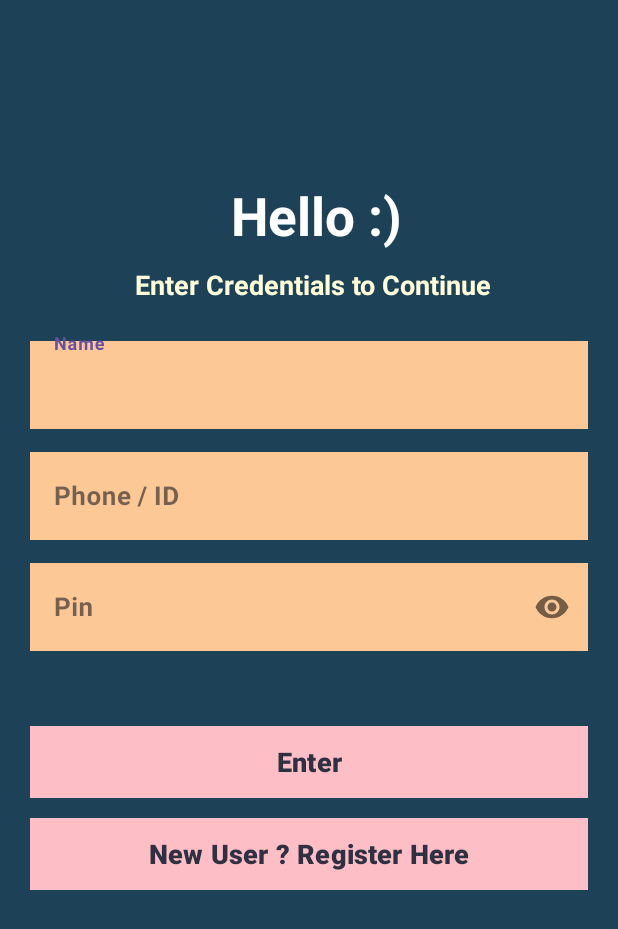
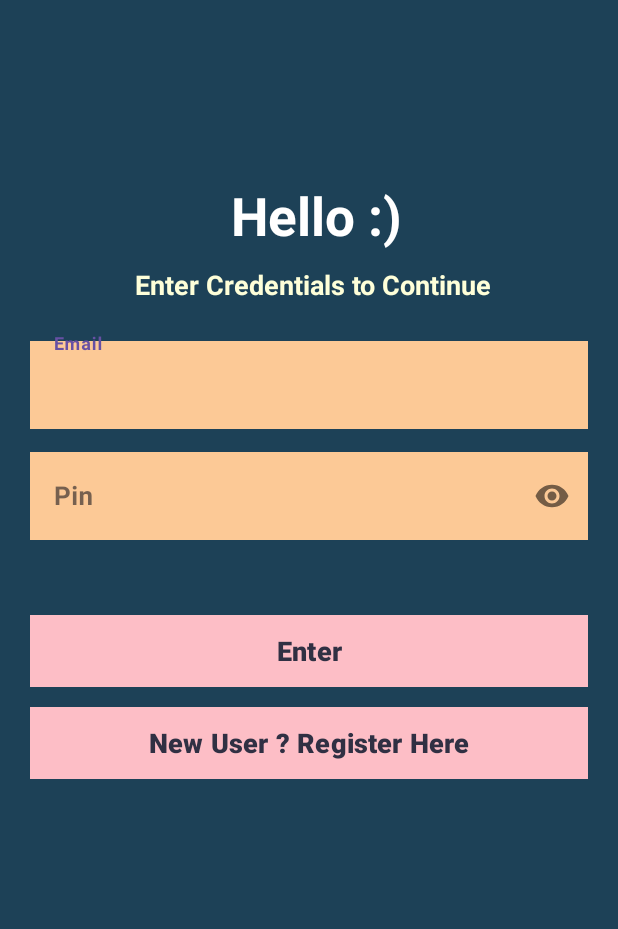
Before and after one commit to C-loud-Nine/BookWise_SWE-Library-Management-Project, an Android app: the screen it shows after launch (User_Login), after a tap on "User Login", on a phone screen of 412 x 824 dp. Shown: the top 929 px of the screen. Run offline under Robolectric (Android 15) with nearby library versions, the phone set to English and light mode, and no system bars; our stand-ins replace Firebase (no records; nobody signed in at launch, a user with empty details on screens opened directly).

Commit message:
User LogIn and use of Singleton Pattern

```diff
--- a/app/src/main/java/com/example/bookwisesweproject/User_Login.java
+++ b/app/src/main/java/com/example/bookwisesweproject/User_Login.java
@@ -1,31 +1,60 @@
 package com.example.bookwisesweproject;
 
+import androidx.annotation.NonNull;
 import androidx.appcompat.app.AppCompatActivity;
 import android.content.Intent;
 import android.os.Bundle;
+import android.util.Patterns;
 import android.view.View;
 import android.view.WindowManager;
+import android.widget.Toast;
 
+import com.google.android.gms.tasks.OnCompleteListener;
+import com.google.android.gms.tasks.Task;
 import com.google.android.material.button.MaterialButton;
+import com.google.android.material.textfield.TextInputEditText;
+import com.google.firebase.auth.AuthResult;
+import com.google.firebase.auth.FirebaseAuth;
+import com.google.firebase.auth.FirebaseUser;
 
 public class User_Login extends AppCompatActivity {
 
+    private FirebaseAuth firebaseAuth;
+    private TextInputEditText Email, password;
+    MaterialButton loginButton;
+    @Override
+    public void onStart() {
+        super.onStart();
+        // Check if user is signed in (non-null) and update UI accordingly.
+        FirebaseUser currentUser = firebaseAuth.getCurrentUser();
+        if(currentUser != null){
+            //reload();
+            Toast.makeText(User_Login.this, "Log In Successful", Toast.LENGTH_SHORT).show();
+            startActivity(new Intent(User_Login.this, User_Dash.class));
+            finish();
+        }
+    }
     @Override
     protected void onCreate(Bundle savedInstanceState) {
         super.onCreate(savedInstanceState);
         getWindow().setFlags(WindowManager.LayoutParams.FLAG_FULLSCREEN, WindowManager.LayoutParams.FLAG_FULLSCREEN);
         setContentView(R.layout.activity_user_login);
 
-        MaterialButton loginButton = findViewById(R.id.btnlogin);
+        firebaseAuth = FirebaseAuth.getInstance();
+        loginButton = findViewById(R.id.btnlogin);
         MaterialButton registerButton = findViewById(R.id.callreg);
+
+        Email = findViewById(R.id.email);
+        password = findViewById(R.id.pin);
 
         loginButton.setOnClickListener(new View.OnClickListener() {
             @Override
             public void onClick(View v) {
                 // Perform login functionality here
                 // For demonstration purposes, let's just navigate to another activity
-                Intent intent = new Intent(User_Login.this, User_Dash.class);
-                startActivity(intent);
+                /*Intent intent = new Intent(User_Login.this, User_Dash.class);
+                startActivity(intent);*/
+                SignIN();
             }
         });
 
@@ -37,5 +66,48 @@ public class User_Login extends AppCompatActivity {
                 startActivity(intent);
             }
         });
+
+    }
+
+    private void SignIN() {
+
+        String email = Email.getText().toString().trim();
+        String Password = password.getText().toString().trim();
+
+        if(email.isEmpty()){
+            Email.setError("Enter Email");
+            Email.requestFocus();
+            return;
+        }
+        if(!Patterns.EMAIL_ADDRESS.matcher(email).matches()){
+            Email.setError("Enter a valid email");
+            Email.requestFocus();
+            return;
+        }
+        if(Password.isEmpty()){
+            password.setError("Enter password");
+            password.requestFocus();
+            return;
+        }
+        loginButton.setClickable(false); //Onek bar click korle onek bar sign in hoye jawa bondho kore.
+
+        //  User Login
+            firebaseAuth.signInWithEmailAndPassword(email, Password).addOnCompleteListener(new OnCompleteListener<AuthResult>() {
+                @Override
+                public void onComplete(@NonNull Task<AuthResult> task) {
+                    if (task.isSuccessful()) {
+                        loginButton.setClickable(true);
+                        Toast.makeText(User_Login.this, "Log In Successful", Toast.LENGTH_SHORT).show();
+                        startActivity(new Intent(User_Login.this, User_Dash.class));
+                        finish();
+                    } else {
+                        loginButton.setClickable(true);
+                        Toast.makeText(User_Login.this, "Log In Failure", Toast.LENGTH_SHORT).show();
+
+                    }
+                }
+            });
+
+
     }
 }
--- a/app/src/main/res/layout/activity_user_login.xml
+++ b/app/src/main/res/layout/activity_user_login.xml
@@ -48,53 +48,35 @@
 
             android:layout_width="match_parent"
             android:layout_height="wrap_content"
-            android:id="@+id/Card_no"
-            android:hint="Name"
+
+            android:hint="Email"
             style="@style/Widget.MaterialComponents.TextInputLayout.OutlinedBox"
             android:layout_marginBottom="10dp">
 
             <com.google.android.material.textfield.TextInputEditText
-
+                android:id="@+id/email"
                 android:layout_width="match_parent"
                 android:layout_height="wrap_content"
                 android:background="#FCC996"
-                android:inputType="number"
+                android:inputType="textEmailAddress"
                 android:textStyle="bold"
                 android:textSize="17dp" />
 
         </com.google.android.material.textfield.TextInputLayout>
 
-        <com.google.android.material.textfield.TextInputLayout
 
-            android:layout_width="match_parent"
-            android:layout_height="wrap_content"
-            android:id="@+id/phone"
-            android:hint="Phone / ID"
-            android:layout_marginBottom="10dp"
-            style="@style/Widget.MaterialComponents.TextInputLayout.OutlinedBox">
-
-            <com.google.android.material.textfield.TextInputEditText
-
-                android:layout_width="match_parent"
-                android:layout_height="wrap_content"
-                android:inputType="numberPassword"
-                android:background="#FCC996"
-                android:textStyle="bold"
-                android:textSize="17dp"/>
-
-        </com.google.android.material.textfield.TextInputLayout>
 
         <com.google.android.material.textfield.TextInputLayout
 
             android:layout_width="match_parent"
             android:layout_height="wrap_content"
-            android:id="@+id/pin"
+
             android:hint="Pin"
             app:passwordToggleEnabled="true"
             style="@style/Widget.MaterialComponents.TextInputLayout.OutlinedBox">
 
             <com.google.android.material.textfield.TextInputEditText
-
+                android:id="@+id/pin"
                 android:layout_width="match_parent"
                 android:layout_height="wrap_content"
                 android:inputType="numberPassword"
```
Also changed, not shown: app/src/main/java/com/example/bookwisesweproject/User_Reg.java (+9 -13 lines).
